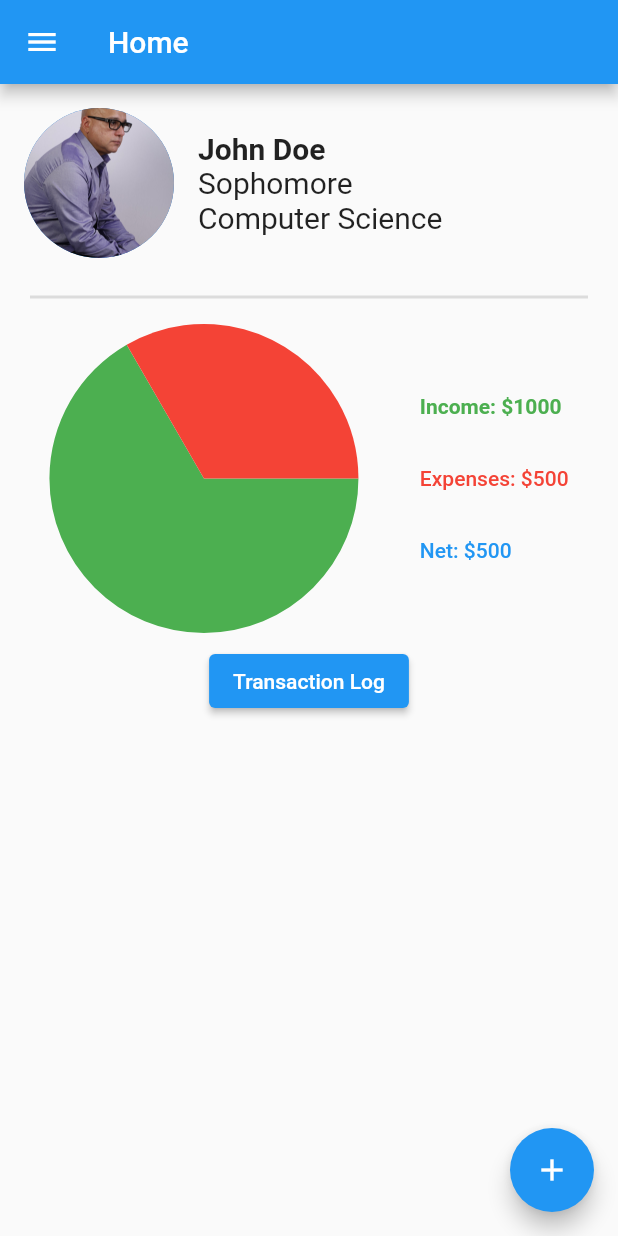
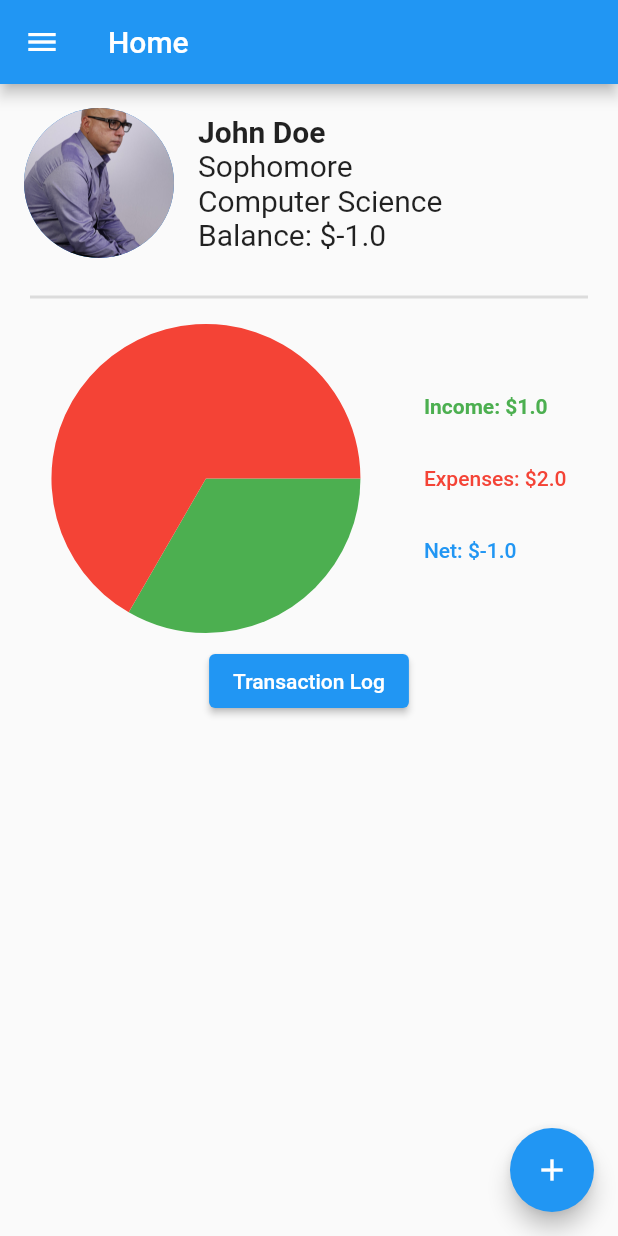
Before and after one commit to jmyrick02/finspace, a Flutter app: the screen it shows after launch, on a phone screen of 412 x 824 dp. Run offline on Flutter 3.47's test engine with Material 2 defaults, Android fonts, the phone set to English and light mode, and no system bars; drawn by our look-alikes of pie_chart.

Commit message:
Prototype of home page

```diff
--- /dev/null
+++ b/lib/Homepage/date.dart
@@ -0,0 +1,12 @@
+class Date {
+  final int day;
+  final int month;
+  final int year;
+
+  const Date(this.day, this.month, this.year);
+
+  Date.now()
+      : day = DateTime.now().day,
+        month = DateTime.now().month,
+        year = DateTime.now().year;
+}
--- a/lib/Homepage/home.dart
+++ b/lib/Homepage/home.dart
@@ -1,8 +1,21 @@
+import 'package:finspace/Homepage/add_transaction.dart';
 import 'package:finspace/Homepage/income_expense_overview.dart';
+import 'package:finspace/Homepage/transaction.dart';
+import 'package:finspace/Homepage/transaction_category.dart';
 import 'package:flutter/material.dart';
 
-class Home extends StatelessWidget {
+class Home extends StatefulWidget {
   const Home({Key? key}) : super(key: key);
+
+  @override
+  State<Home> createState() => _HomeState();
+}
+
+class _HomeState extends State<Home> {
+  List<Transaction> _transactions = [
+    Transaction.now(1, TransactionCategory.allowance),
+    Transaction.now(-2, TransactionCategory.food),
+  ];
 
   @override
   Widget build(BuildContext context) {
@@ -24,18 +37,28 @@ class Home extends StatelessWidget {
               Column(
                 crossAxisAlignment: CrossAxisAlignment.start,
                 mainAxisAlignment: MainAxisAlignment.start,
-                children: const [
-                  Text(
+                children: [
+                  const Text(
                     'John Doe',
                     style: TextStyle(fontSize: 20, fontWeight: FontWeight.bold),
                   ),
-                  Text(
+                  const Text(
                     'Sophomore',
                     style: TextStyle(fontSize: 20),
                   ),
-                  Text(
+                  const Text(
                     'Computer Science',
                     style: TextStyle(fontSize: 20),
+                  ),
+                  Text(
+                    'Balance: \$' +
+                        _transactions
+                            .fold(
+                                0.0,
+                                (previousValue, element) =>
+                                    (previousValue as double) + element.amount)
+                            .toString(),
+                    style: const TextStyle(fontSize: 20),
                   ),
                 ],
               ),
@@ -47,15 +70,25 @@ class Home extends StatelessWidget {
             indent: 20,
             endIndent: 20,
           ),
-          const IncomeExpenseOverview(),
+          IncomeExpenseOverview(_transactions),
           ElevatedButton(
-            onPressed: () => {},
+            onPressed: () {},
             child: const Text('Transaction Log'),
           )
         ],
       ),
       floatingActionButton: FloatingActionButton(
-        onPressed: () => {},
+        onPressed: () async {
+          Transaction newTransaction = await Navigator.push(
+              context,
+              MaterialPageRoute(
+                builder: (BuildContext context) => const AddTransaction(),
+                fullscreenDialog: true,
+              ));
+          setState(() {
+            _transactions.add(newTransaction);
+          });
+        },
         child: const Icon(Icons.add),
       ),
       drawer: SizedBox(
--- a/lib/Homepage/income_expense_overview.dart
+++ b/lib/Homepage/income_expense_overview.dart
@@ -1,18 +1,30 @@
+import 'package:finspace/Homepage/transaction.dart';
 import 'package:flutter/material.dart';
 import 'package:pie_chart/pie_chart.dart';
 
 class IncomeExpenseOverview extends StatelessWidget {
-  const IncomeExpenseOverview({Key? key}) : super(key: key);
+  final List<Transaction> transactions;
+
+  const IncomeExpenseOverview(this.transactions, {Key? key}) : super(key: key);
 
   @override
   Widget build(BuildContext context) {
+    double income_amount = 0;
+    double expense_amount = 0;
+    for (Transaction transaction in transactions) {
+      if (transaction.amount >= 0) {
+        income_amount += transaction.amount;
+      } else {
+        expense_amount -= transaction.amount;
+      }
+    }
     return Column(
       children: [
         Row(
           mainAxisAlignment: MainAxisAlignment.spaceEvenly,
           children: [
             PieChart(
-              dataMap: const {"Income": 1000, "Expenses": 500},
+              dataMap: {"Income": income_amount, "Expenses": expense_amount},
               animationDuration: const Duration(milliseconds: 1000),
               colorList: const [Colors.green, Colors.red],
               legendOptions: const LegendOptions(showLegends: false),
@@ -25,23 +37,23 @@ class IncomeExpenseOverview extends StatelessWidget {
               children: [
                 TextButton(
                   onPressed: () => {},
-                  child: const Text(
-                    'Income: \$1000',
-                    style: TextStyle(
+                  child: Text(
+                    'Income: \$' + income_amount.toString(),
+                    style: const TextStyle(
                         color: Colors.green, fontWeight: FontWeight.bold),
                   ),
                 ),
                 TextButton(
                   onPressed: () => {},
-                  child: const Text(
-                    'Expenses: \$500',
-                    style: TextStyle(color: Colors.red),
+                  child: Text(
+                    'Expenses: \$' + expense_amount.toString(),
+                    style: const TextStyle(color: Colors.red),
                   ),
                 ),
-                // ignore: prefer_const_constructors
                 TextButton(
                   onPressed: () => {},
-                  child: const Text('Net: \$500'),
+                  child: Text(
+                      'Net: \$' + (income_amount - expense_amount).toString()),
                 ),
               ],
             ),
--- /dev/null
+++ b/lib/Homepage/period.dart
@@ -0,0 +1 @@
+enum Period { once, weekly, monthly, semesterly }
--- /dev/null
+++ b/lib/Homepage/transaction.dart
@@ -0,0 +1,18 @@
+import 'package:finspace/Homepage/date.dart';
+import 'package:finspace/Homepage/period.dart';
+import 'package:finspace/Homepage/transaction_category.dart';
+
+class Transaction {
+  Date date;
+  double amount;
+  Period period;
+  String description;
+  TransactionCategory category;
+
+  Transaction(this.date, this.amount, this.category,
+      {this.period = Period.once, this.description = ''});
+
+  Transaction.now(this.amount, this.category,
+      {this.period = Period.once, this.description = ''})
+      : date = Date.now();
+}
--- /dev/null
+++ b/lib/Homepage/transaction_category.dart
@@ -0,0 +1,11 @@
+enum TransactionCategory {
+  food,
+  transportation,
+  utilities,
+  school,
+  leisure,
+  wage,
+  gift,
+  allowance,
+  other
+}
```
Also changed, not shown: lib/Homepage/add_transaction.dart (added, +193 -0 lines).
